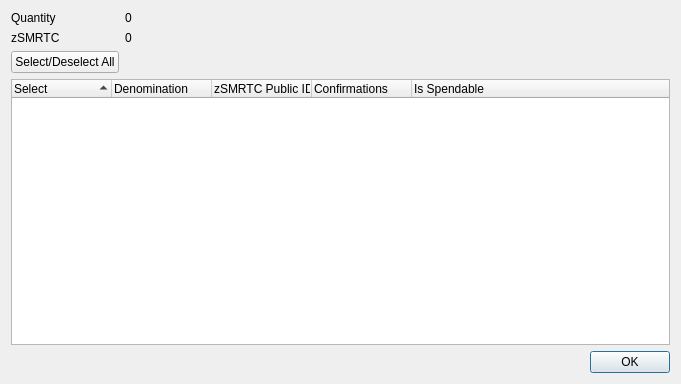
CryptoCashBack-Hub/CCBC, file src/qt/forms/zxxxcontroldialog.ui: the form before one commit.
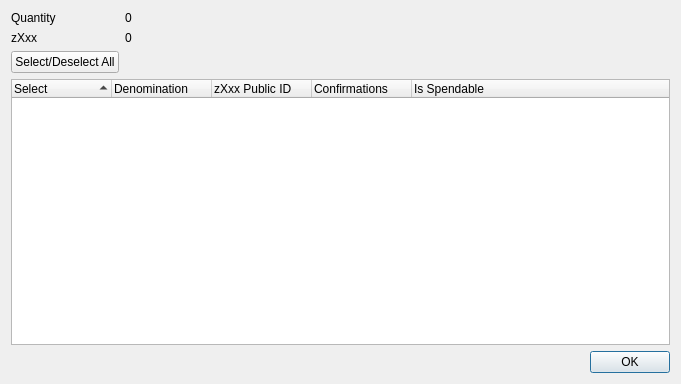
The form after the commit.

```diff
--- a/src/qt/forms/zxxxcontroldialog.ui
+++ b/src/qt/forms/zxxxcontroldialog.ui
@@ -42,7 +42,7 @@
      <item row="1" column="0">
       <widget class="QLabel" name="labelZSMRTC">
        <property name="text">
-        <string>zSMRTC</string>
+        <string>zXxx</string>
        </property>
       </widget>
      </item>
@@ -96,7 +96,7 @@
        </column>
        <column>
         <property name="text">
-         <string notr="true">zSMRTC Public ID</string>
+         <string notr="true">zXxx Public ID</string>
         </property>
        </column>
        <column>
```
Left out of the diff: 14 changed lines with no effect on the pictures.
